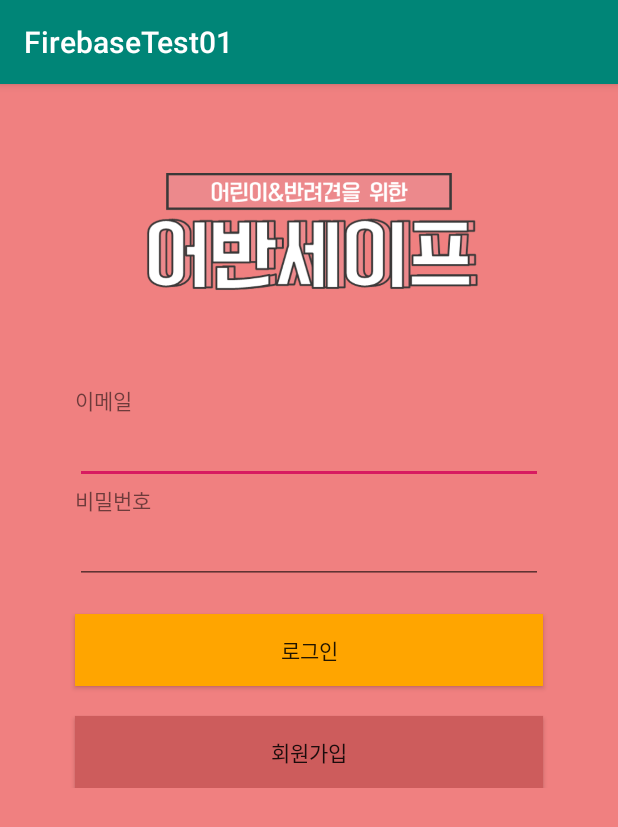
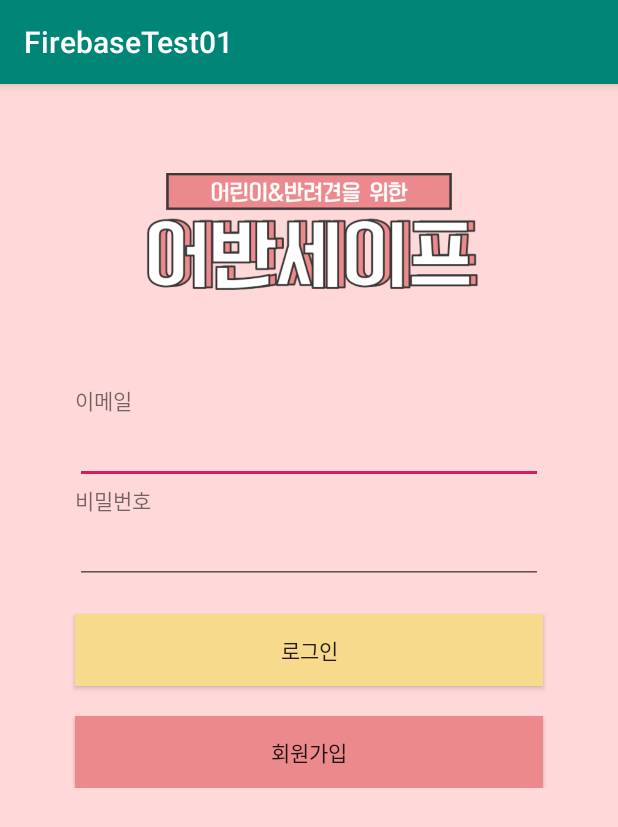
Before and after one commit to drather/FirebaseTest01, an Android app: the LoginActivity screen opened directly, with no data from a screen before it, on a phone screen of 412 x 824 dp. Shown: the top 827 px of the screen. Run offline under Robolectric (Android 15) with nearby library versions, the phone set to English and light mode, and no system bars; our stand-ins replace Firebase (no records; nobody signed in at launch, a user with empty details on screens opened directly).

Commit message:
color change

```diff
--- a/app/src/main/res/layout/activity_login.xml
+++ b/app/src/main/res/layout/activity_login.xml
@@ -62,7 +62,8 @@
             android:layout_marginLeft="50dp"
             android:layout_marginRight="50dp"
             android:background="@color/colorLoginBar"
-            android:layout_marginTop="20dp"/>
+            android:layout_marginTop="20dp"
+            />
 
         <Button
             android:id="@+id/btn_signUp"
--- a/app/src/main/res/values/colors.xml
+++ b/app/src/main/res/values/colors.xml
@@ -3,8 +3,8 @@
     <color name="colorPrimary">#008577</color>
     <color name="colorPrimaryDark">#00574B</color>
     <color name="colorAccent">#D81B60</color>
-    <color name="colorBackground">#F08080</color>
-    <color name="colorLoginBar">#FFA500</color>
-    <color name="colorSignUpBar">#CD5C5C</color>
+    <color name="colorBackground">#FFD8D9</color>
+    <color name="colorLoginBar">#F7DA8B</color>
+    <color name="colorSignUpBar">#EC898C</color>
     <color name="colorWhite">#FFFFFF</color>
 </resources>
```
